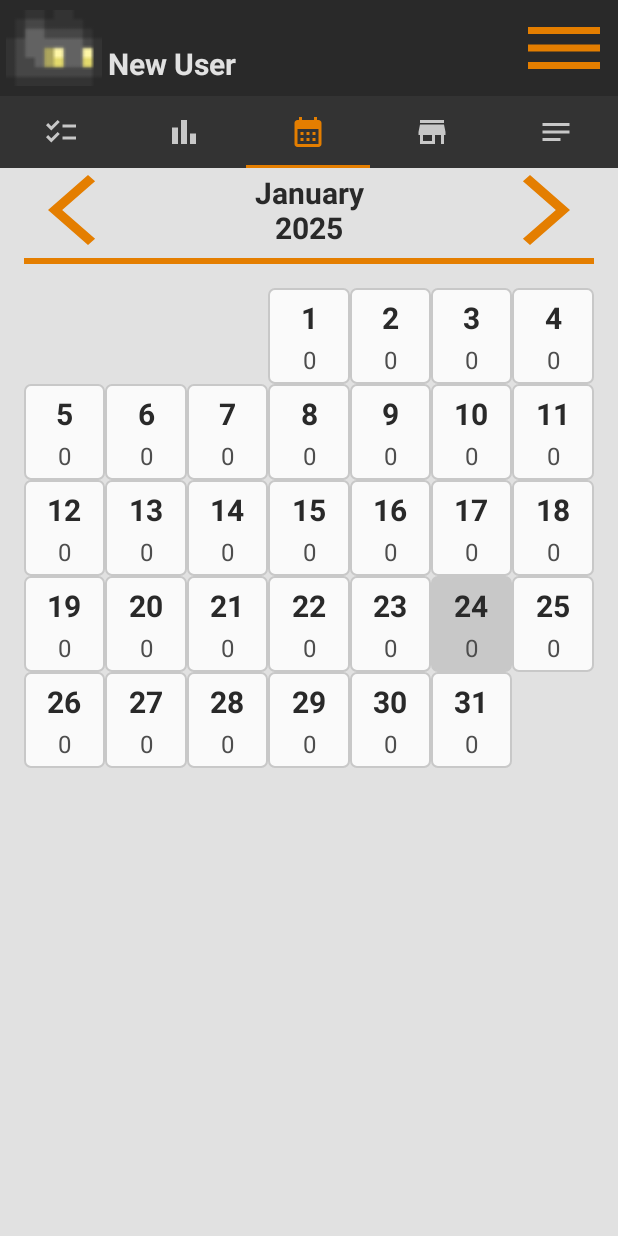
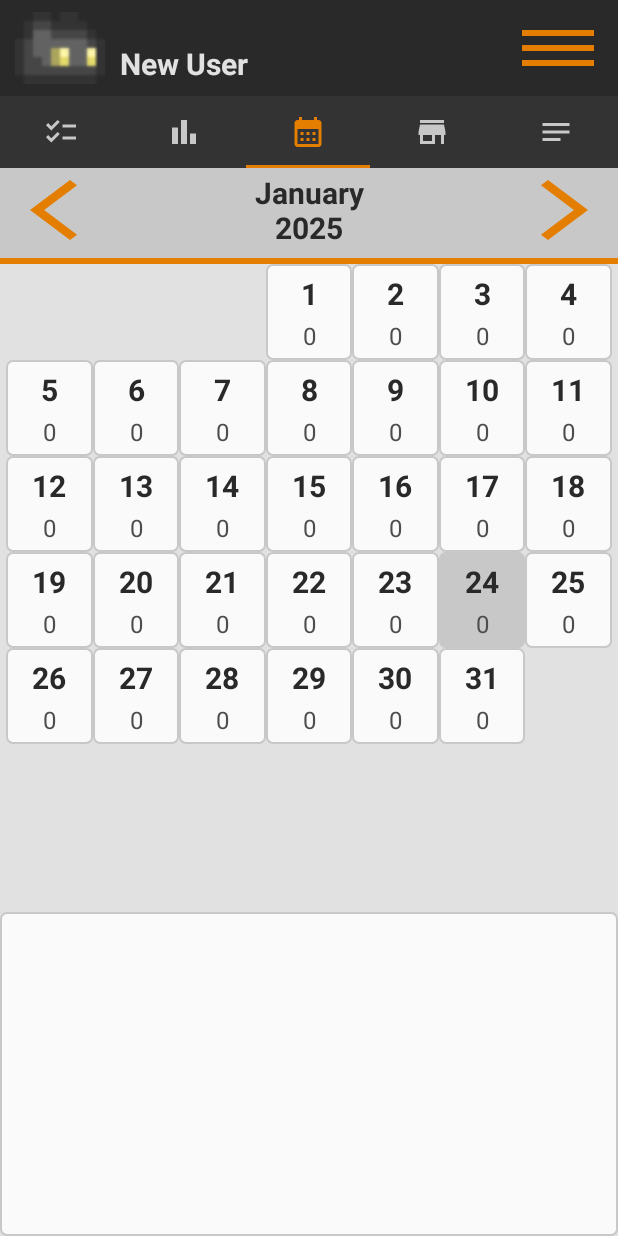
Before and after one commit to thedigialex/QuestLog, an Android app: the DashboardActivity screen opened directly, with no data from a screen before it, tab 3 chosen, on a phone screen of 412 x 824 dp. Run offline under Robolectric (Android 15) with nearby library versions, the phone set to English and light mode, and no system bars.

Commit message:
Styling changes

```diff
--- a/app/src/main/java/com/thedigialex/questlog/fragments/CalendarFragment.kt
+++ b/app/src/main/java/com/thedigialex/questlog/fragments/CalendarFragment.kt
@@ -108,7 +108,7 @@ class CalendarFragment(private val userController: UserController) : Fragment()
                 val borrowedTransactions = groupedByCategory["Borrowed"] ?: emptyList()
                 val totalBorrowed = borrowedTransactions.sumOf { it.amount }
                 val netBorrowed = totalBorrowed - borrowPaymentTotal
-                transactionList += "Borrowed: +$totalBorrowed, -$borrowPaymentTotal\nNet Borrowed: $netBorrowed\n"
+                transactionList += "Net Borrowed: $netBorrowed\n"
             }
         }
         tvCalendarTransactionList.text = transactionList
--- a/app/src/main/res/drawable/close_button.xml
+++ b/app/src/main/res/drawable/close_button.xml
@@ -1,7 +1,7 @@
 <selector xmlns:android="http://schemas.android.com/apk/res/android">
     <item android:state_pressed="true">
         <layer-list>
-            <item  android:top="4dp" android:bottom="4dp" android:left="4dp" android:right="4dp">
+            <item android:top="4dp" android:bottom="4dp" android:left="4dp" android:right="4dp">
                 <vector
                     android:height="64dp"
                     android:width="64dp"
--- a/app/src/main/res/drawable/header_section.xml
+++ b/app/src/main/res/drawable/header_section.xml
@@ -6,7 +6,7 @@
     </item>
     <item android:bottom="4dp">
         <shape android:shape="rectangle">
-            <solid android:color="@color/dark_white" />
+            <solid android:color="@color/light_grey" />
         </shape>
     </item>
 </layer-list>
--- a/app/src/main/res/drawable/menu_button.xml
+++ b/app/src/main/res/drawable/menu_button.xml
@@ -1,7 +1,7 @@
 <selector xmlns:android="http://schemas.android.com/apk/res/android">
     <item android:state_pressed="true">
         <layer-list>
-            <item  android:top="4dp" android:bottom="4dp" android:left="4dp" android:right="4dp">
+            <item android:top="4dp" android:bottom="4dp" android:left="4dp" android:right="4dp">
                 <vector
                     android:height="64dp"
                     android:width="64dp"
--- a/app/src/main/res/drawable/save_button.xml
+++ b/app/src/main/res/drawable/save_button.xml
@@ -1,7 +1,7 @@
 <selector xmlns:android="http://schemas.android.com/apk/res/android">
     <item android:state_pressed="true">
         <layer-list>
-            <item  android:top="4dp" android:bottom="4dp" android:left="4dp" android:right="4dp">
+            <item android:top="4dp" android:bottom="4dp" android:left="4dp" android:right="4dp">
                 <vector
                     android:height="64dp"
                     android:width="64dp"
--- a/app/src/main/res/drawable/select_button.xml
+++ b/app/src/main/res/drawable/select_button.xml
@@ -1,7 +1,7 @@
 <selector xmlns:android="http://schemas.android.com/apk/res/android">
     <item android:state_pressed="true">
         <layer-list>
-            <item  android:top="4dp" android:bottom="4dp" android:left="4dp" android:right="4dp">
+            <item android:top="4dp" android:bottom="4dp" android:left="4dp" android:right="4dp">
                 <vector
                     android:height="64dp"
                     android:width="64dp"
--- a/app/src/main/res/layout/activity_dashboard.xml
+++ b/app/src/main/res/layout/activity_dashboard.xml
@@ -19,7 +19,7 @@
             android:id="@+id/ivAvater"
             android:layout_width="64dp"
             android:layout_height="match_parent"
-            android:layout_margin="4dp"
+            android:layout_margin="8dp"
             app:srcCompat="@drawable/ic_launcher_background" />
 
         <LinearLayout
@@ -53,8 +53,9 @@
             android:id="@+id/btnPlayerSettings"
             android:layout_width="64dp"
             android:layout_height="match_parent"
-            android:layout_margin="4dp"
-            android:background="@drawable/menu_button" />
+            android:layout_margin="8dp"
+            android:background="@drawable/menu_button"
+            android:padding="32dp" />
     </LinearLayout>
 
     <com.google.android.material.tabs.TabLayout
--- a/app/src/main/res/layout/fragment_calendar.xml
+++ b/app/src/main/res/layout/fragment_calendar.xml
@@ -1,11 +1,7 @@
 <LinearLayout xmlns:android="http://schemas.android.com/apk/res/android"
     android:layout_width="match_parent"
     android:layout_height="match_parent"
-    android:orientation="vertical"
-    android:paddingStart="16dp"
-    android:paddingTop="0dp"
-    android:paddingEnd="16dp"
-    android:paddingBottom="4dp">
+    android:orientation="vertical">
 
     <LinearLayout
         android:layout_width="match_parent"
@@ -18,6 +14,7 @@
             android:id="@+id/btnDecreaseMonth"
             android:layout_width="64dp"
             android:layout_height="match_parent"
+            android:layout_margin="4dp"
             android:background="@drawable/select_button" />
 
         <TextView
@@ -31,6 +28,7 @@
             android:id="@+id/btnIncreaseMonth"
             android:layout_width="64dp"
             android:layout_height="match_parent"
+            android:layout_margin="4dp"
             android:background="@drawable/select_button"
             android:rotationY="180" />
     </LinearLayout>
@@ -48,14 +46,16 @@
             android:layout_height="0dp"
             android:layout_weight="4"
             android:clipToPadding="false"
-            android:paddingTop="16dp">
+            android:paddingStart="4dp"
+            android:paddingEnd="4dp">
 
         </androidx.recyclerview.widget.RecyclerView>
 
         <ScrollView
             android:layout_width="match_parent"
             android:layout_height="0dp"
-            android:layout_weight="1">
+            android:layout_weight="2"
+            android:background="@drawable/calendar_day_background">
 
             <LinearLayout
                 android:layout_width="match_parent"
@@ -66,7 +66,10 @@
                     android:id="@+id/tvCalendarTransactionList"
                     style="@style/SubText"
                     android:layout_width="match_parent"
-                    android:layout_height="wrap_content" />
+                    android:layout_height="wrap_content"
+                    android:paddingStart="8dp"
+                    android:paddingTop="8dp"
+                    android:paddingEnd="8dp" />
             </LinearLayout>
         </ScrollView>
     </LinearLayout>
@@ -76,7 +79,10 @@
         android:layout_width="match_parent"
         android:layout_height="0dp"
         android:layout_weight="1"
+        android:background="@color/white"
         android:orientation="vertical"
+        android:paddingStart="8dp"
+        android:paddingEnd="8dp"
         android:visibility="gone">
 
         <LinearLayout
--- a/app/src/main/res/layout/item_note.xml
+++ b/app/src/main/res/layout/item_note.xml
@@ -17,6 +17,7 @@
         style="@style/SubText"
         android:layout_width="match_parent"
         android:layout_height="48dp"
-        android:maxLines="2"
-        android:ellipsize="end"/>
+        android:layout_marginStart="16dp"
+        android:ellipsize="end"
+        android:maxLines="2" />
 </LinearLayout>
```
Also changed, not shown: app/src/main/res/layout/fragment_note_list.xml (+6 -5 lines), app/src/main/res/layout/fragment_shop.xml (+4 -6 lines), app/src/main/res/layout/fragment_task_list.xml (+6 -5 lines), app/src/main/res/layout/fragment_transaction_list.xml (+15 -6 lines).
